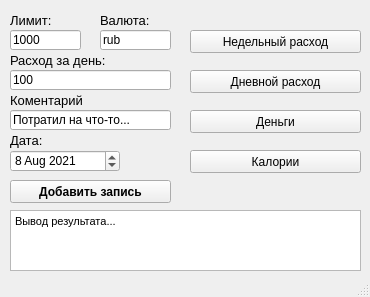
The window that CalcGUI.ui (themasterid/hw_python_oop) describes before a commit, drawn with Qt 5.
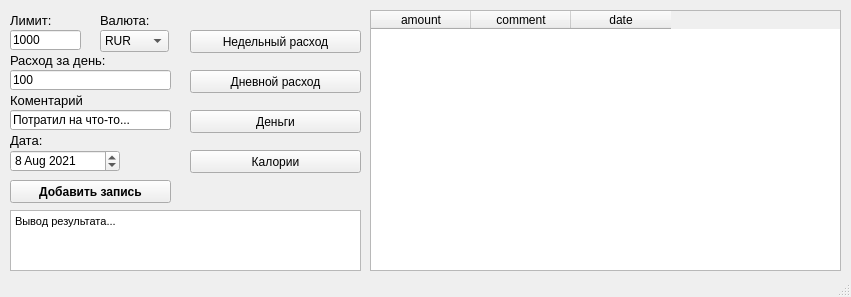
The same window after the commit.

Commit message: add table for MyCalc 09.08.2021

Diff of the .ui file:
```diff
--- a/CalcGUI.ui
+++ b/CalcGUI.ui
@@ -6,7 +6,7 @@
    <rect>
     <x>0</x>
     <y>0</y>
-    <width>370</width>
+    <width>851</width>
     <height>297</height>
    </rect>
   </property>
@@ -201,19 +201,6 @@
      <string>Недельный расход</string>
     </property>
    </widget>
-   <widget class="QLineEdit" name="curency_e">
-    <property name="geometry">
-     <rect>
-      <x>100</x>
-      <y>30</y>
-      <width>71</width>
-      <height>20</height>
-     </rect>
-    </property>
-    <property name="text">
-     <string>rub</string>
-    </property>
-   </widget>
    <widget class="QLabel" name="limit_l_2">
     <property name="geometry">
      <rect>
@@ -271,6 +258,88 @@
      <string>Деньги</string>
     </property>
    </widget>
+   <widget class="QComboBox" name="curency_e">
+    <property name="geometry">
+     <rect>
+      <x>100</x>
+      <y>30</y>
+      <width>69</width>
+      <height>22</height>
+     </rect>
+    </property>
+    <item>
+     <property name="text">
+      <string>RUR</string>
+     </property>
+    </item>
+    <item>
+     <property name="text">
+      <string>KZT</string>
+     </property>
+    </item>
+    <item>
+     <property name="text">
+      <string>USD</string>
+     </property>
+    </item>
+    <item>
+     <property name="text">
+      <string>EUR</string>
+     </property>
+    </item>
+   </widget>
+   <widget class="QTableWidget" name="resoult_t">
+    <property name="geometry">
+     <rect>
+      <x>370</x>
+      <y>10</y>
+      <width>471</width>
+      <height>261</height>
+     </rect>
+    </property>
+    <property name="frameShape">
+     <enum>QFrame::StyledPanel</enum>
+    </property>
+    <property name="gridStyle">
+     <enum>Qt::SolidLine</enum>
+    </property>
+    <property name="sortingEnabled">
+     <bool>false</bool>
+    </property>
+    <attribute name="horizontalHeaderVisible">
+     <bool>true</bool>
+    </attribute>
+    <attribute name="horizontalHeaderCascadingSectionResizes">
+     <bool>false</bool>
+    </attribute>
+    <attribute name="horizontalHeaderHighlightSections">
+     <bool>true</bool>
+    </attribute>
+    <attribute name="horizontalHeaderShowSortIndicator" stdset="0">
+     <bool>false</bool>
+    </attribute>
+    <attribute name="horizontalHeaderStretchLastSection">
+     <bool>false</bool>
+    </attribute>
+    <attribute name="verticalHeaderCascadingSectionResizes">
+     <bool>false</bool>
+    </attribute>
+    <column>
+     <property name="text">
+      <string>amount</string>
+     </property>
+    </column>
+    <column>
+     <property name="text">
+      <string>comment</string>
+     </property>
+    </column>
+    <column>
+     <property name="text">
+      <string>date</string>
+     </property>
+    </column>
+   </widget>
   </widget>
   <widget class="QStatusBar" name="statusbar"/>
  </widget>
```
The commit also changes 3 other files.
